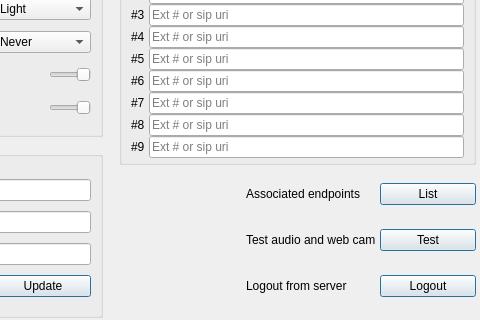
dyfet/tycho_sipwitchqt, file Desktop/options.ui: the form before one commit; both pictures show x 270 to 750 and y 228 to 548 of the 750 by 548 pixel window.
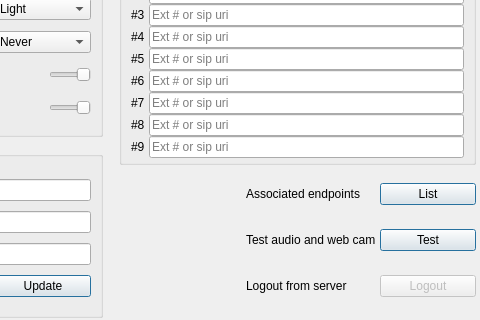
The form after the commit. Icons and pictures are not drawn.

What changed in the file:
```diff
--- a/Desktop/options.ui
+++ b/Desktop/options.ui
@@ -542,6 +542,9 @@
        </item>
        <item row="3" column="2">
         <widget class="QPushButton" name="resetButton">
+         <property name="enabled">
+          <bool>false</bool>
+         </property>
          <property name="minimumSize">
           <size>
            <width>96</width>
```
